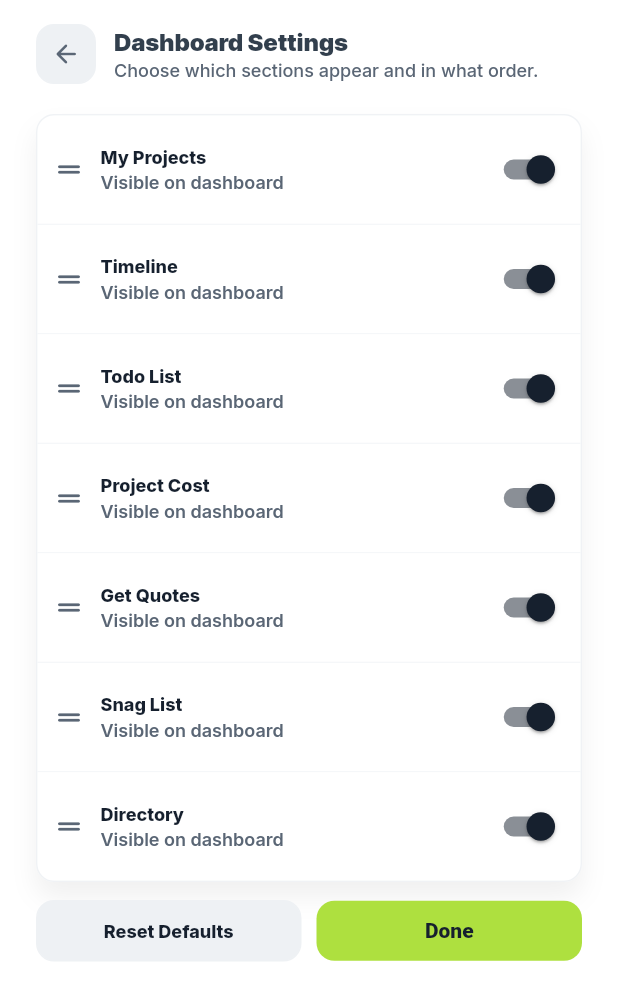
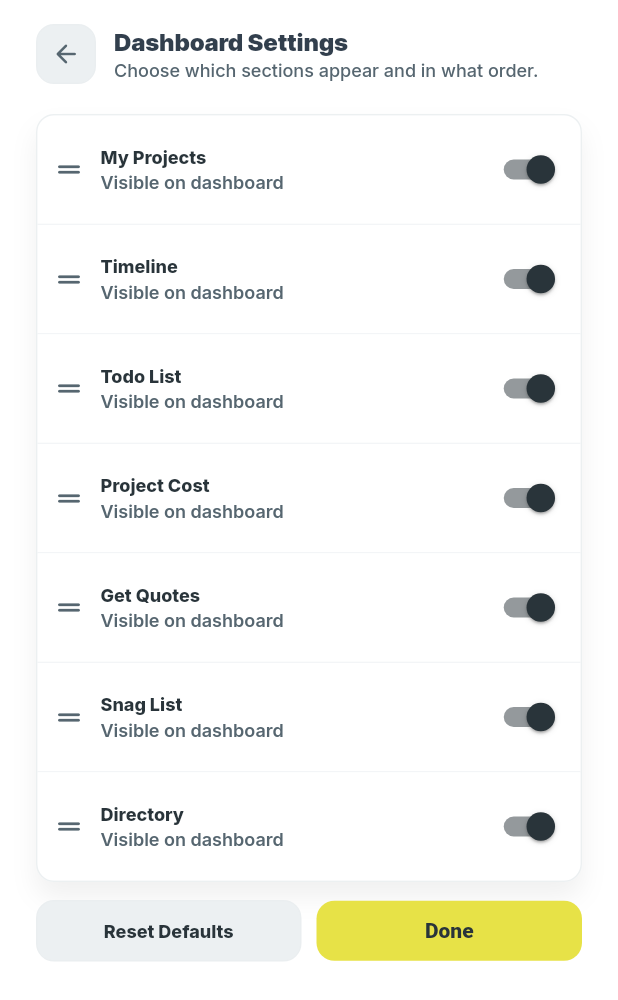
Before and after one commit to BrianTowsen/subby, a Flutter app: the DashboardSettingsPageView widget shown alone on an empty page, opened directly, on a phone screen of 412 x 824 dp. Shown: the top 1000 px of the screen. Run offline on Flutter 3.47's test engine with Material 3 defaults, Android fonts, the phone set to English and light mode, and no system bars; our stand-ins replace auto_size_text, cloud_firestore, file_picker, firebase_auth, firebase_core, firebase_storage and 12 more; missing offline and left inert: json_path; accounts and stored records are empty; network calls fail.

Commit message:
Updating to latest FlutterFlow output.

```diff
--- a/lib/custom_code/widgets/dashboard_settings_page_view.dart
+++ b/lib/custom_code/widgets/dashboard_settings_page_view.dart
@@ -7,6 +7,8 @@ import '/flutter_flow/custom_functions.dart'; // Imports custom functions
 import 'package:flutter/material.dart';
 // Begin custom widget code
 // DO NOT REMOVE OR MODIFY THE CODE ABOVE!
+
+import 'index.dart'; // Imports other custom widgets
 
 // =================== DashboardSettingsPageView (FULL FILE) ===================
 
@@ -38,19 +40,19 @@ class _DashboardSettingsPageViewState extends State<DashboardSettingsPageView> {
   // Inline = authoritative for this file. Grep `SUBBY PALETTE (LOCK)` to sync.
   //
   // Neutrals
-  static const Color _ink = Color(0xFF16202E);
-  static const Color _inkMute = Color(0xFF5A6675);
+  static const Color _ink = Color(0xFF29343A);
+  static const Color _inkMute = Color(0xFF566670);
   static const Color _paper = Color(0xFFFFFFFF);
-  static const Color _surface = Color(0xFFEEF1F4);
-  static const Color _hairline = Color(0xFFEEF1F4);
-  static const Color _hairlineOnSurface = Color(0xFFD7DCE3);
+  static const Color _surface = Color(0xFFECF0F2);
+  static const Color _hairline = Color(0xFFEAEEF0);
+  static const Color _hairlineOnSurface = Color(0xFFDCE3E6);
   // Brand accent — YELLOW. Always ink foreground, never white.
-  static const Color _spark = Color(0xFFAEE03F); // primary CTA / ranked accent
-  static const Color _sparkInk = Color(0xFF16202E);
+  static const Color _spark = Color(0xFFE7E247); // primary CTA / ranked accent
+  static const Color _sparkInk = Color(0xFF29343A);
   // Status
   static const Color _live =
-      Color(0xFFFF6A2B); // orange — live / open-now / warning
-  static const Color _coral = Color(0xFFE0531C);
+      Color(0xFFAC0C0C); // red — live / warning / destructive
+  static const Color _coral = Color(0xFFAC0C0C);
   // Type
   static const String _displayFont = 'Inter Tight';
   static const String _bodyFont = 'Inter';
--- a/lib/custom_code/widgets/get_quotes_page_view.dart
+++ b/lib/custom_code/widgets/get_quotes_page_view.dart
@@ -175,7 +175,7 @@ class _GetQuotesPageViewState extends State<GetQuotesPageView> {
         fontSize: 11,
         fontWeight: FontWeight.w800,
         letterSpacing: 0.6,
-        color: _faint,
+        color: _inkMute,
       );
 
   TextStyle _metaStyle(FlutterFlowTheme t) => const TextStyle(
--- a/lib/custom_code/widgets/quote_request_view.dart
+++ b/lib/custom_code/widgets/quote_request_view.dart
@@ -472,7 +472,7 @@ class _QuoteRequestViewState extends State<QuoteRequestView> {
                               fontSize: 11,
                               fontWeight: FontWeight.w800,
                               letterSpacing: 0.6,
-                              color: _faint)),
+                              color: _inkMute)),
                       const SizedBox(height: 10),
                       Wrap(
                           spacing: 8,
@@ -519,7 +519,7 @@ class _QuoteRequestViewState extends State<QuoteRequestView> {
               fontSize: 11,
               fontWeight: FontWeight.w800,
               letterSpacing: 0.6,
-              color: _faint)),
+              color: _inkMute)),
       const SizedBox(height: 9),
       StreamBuilder<QuerySnapshot<Map<String, dynamic>>>(
         stream: FirebaseFirestore.instance
--- a/lib/custom_code/widgets/submit_quote_view.dart
+++ b/lib/custom_code/widgets/submit_quote_view.dart
@@ -422,7 +422,7 @@ class _SubmitQuoteViewState extends State<SubmitQuoteView> {
           fontSize: 11,
           fontWeight: FontWeight.w800,
           letterSpacing: 0.6,
-          color: _faint));
+          color: _inkMute));
 
   Widget _uploadBox() {
     if (_fileAttached) {
```
Also changed, not shown: lib/custom_code/widgets/invite_view.dart (+5 -3 lines), lib/custom_code/widgets/post_auth_gate_page_view.dart (+11 -9 lines).
